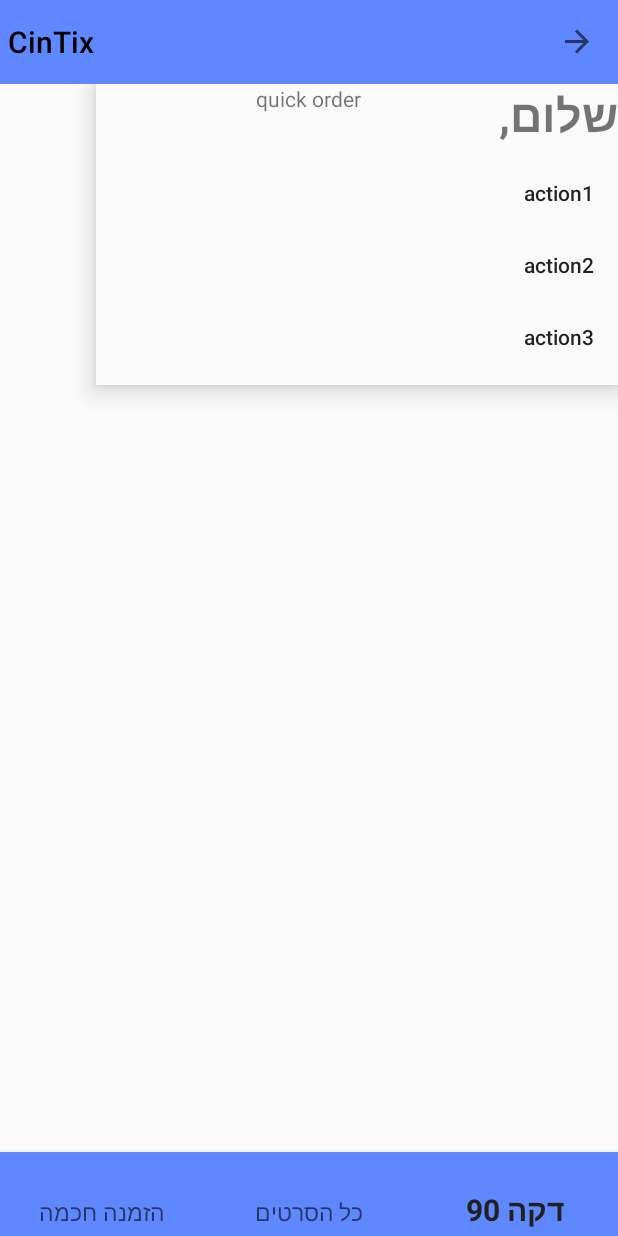
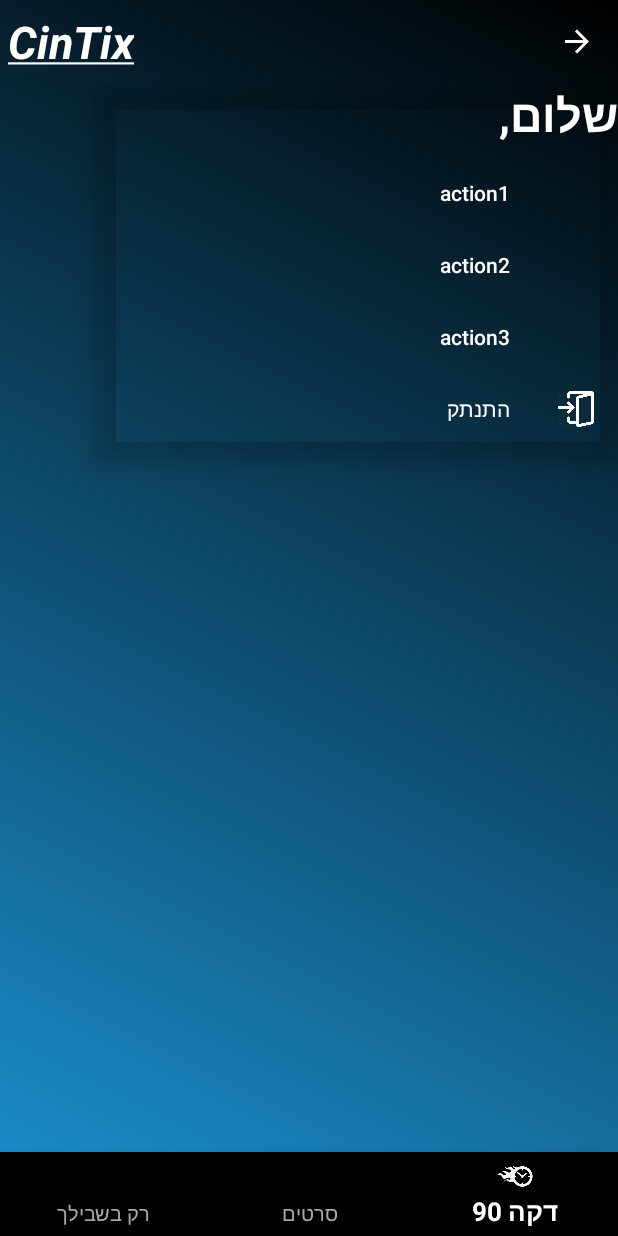
Before and after one commit to iby1812/Final-Project, an Android app: the HomePage screen opened directly, with no data from a screen before it, after a tap on "open", on a phone screen of 412 x 824 dp. Run offline under Robolectric (Android 15) with nearby library versions, the phone set to English and light mode, and no system bars; libraries missing offline, so code that uses them is left out: com.facebook, com.facebook.login; 1 statement that could not run was skipped.

Commit message:
add gradient color

```diff
--- a/app/src/main/AndroidManifest.xml
+++ b/app/src/main/AndroidManifest.xml
@@ -20,7 +20,7 @@
         </activity>
         <!--home page-->
         <activity android:name=".HomePage" />
-        <!--login page pass you to facebook-->
+        <!--login with facebook-->
         <activity android:name=".startingapp.LoginActivity" />
 
         <!-- Facebook -->
--- a/app/src/main/java/com/cinema/cintix/HomePage.java
+++ b/app/src/main/java/com/cinema/cintix/HomePage.java
@@ -1,12 +1,11 @@
 package com.cinema.cintix;
 
-import android.content.Context;
 import android.content.Intent;
-import android.content.SharedPreferences;
-import android.content.pm.PackageInstaller;
 import android.os.Bundle;
+import android.os.Handler;
 import android.view.Gravity;
 import android.view.MenuItem;
+import android.view.MotionEvent;
 import android.view.View;
 import android.widget.FrameLayout;
 import android.widget.TextView;
@@ -14,13 +13,9 @@ import com.cinema.cintix.bottomnavigation.QuickOrder;
 import com.cinema.cintix.bottomnavigation.RegularOrder;
 import com.cinema.cintix.bottomnavigation.SmartOrder;
 import com.cinema.cintix.startingapp.LoginActivity;
-import com.facebook.AccessToken;
-import com.facebook.FacebookSdk;
 import com.facebook.login.LoginManager;
 import com.google.android.material.bottomnavigation.BottomNavigationView;
 import com.google.android.material.navigation.NavigationView;
-
-import java.io.File;
 
 import androidx.appcompat.app.ActionBarDrawerToggle;
 import androidx.appcompat.app.AppCompatActivity;
@@ -41,7 +36,7 @@ public class HomePage extends AppCompatActivity implements NavigationView.OnNavi
     @Override
     protected void onCreate(Bundle savedInstanceState) {
         super.onCreate(savedInstanceState);
-        setContentView(R.layout.activity_main);
+        setContentView(R.layout.home_page_activity);
         SetToolbar();
         SetBottomNavigator();
         SetFragment(regularOrder);
@@ -54,13 +49,18 @@ public class HomePage extends AppCompatActivity implements NavigationView.OnNavi
         switch (menuItem.getItemId()) {
             case R.id.action1:
                 //add new activity
-                finish();
                 break;
             case R.id.action2:
                 //add new activity
                 break;
             case R.id.action3:
                 //add new activity
+                break;
+            case R.id.log_out:
+                LoginManager.getInstance().logOut();
+                Intent login = new Intent(this, LoginActivity.class);
+                startActivity(login);
+                finish();
                 break;
         }
         return true;
@@ -82,7 +82,6 @@ public class HomePage extends AppCompatActivity implements NavigationView.OnNavi
     }
 
     private void SetToolbar() {
-
         Toolbar mToolbar = findViewById(R.id.toolbar);
         NavigationView navigationView = findViewById(R.id.navigation);
         drawerLayout = findViewById(R.id.drawer_layout);
@@ -90,15 +89,36 @@ public class HomePage extends AppCompatActivity implements NavigationView.OnNavi
         setSupportActionBar(mToolbar);
         getSupportActionBar().setDisplayHomeAsUpEnabled(true);
         getSupportActionBar().setDisplayShowTitleEnabled(false);
+        navigationView.setNavigationItemSelectedListener(this);
+        final ActionBarDrawerToggle drawerToggle = new ActionBarDrawerToggle(
+                this, drawerLayout, mToolbar, R.string.drawer_open, R.string.drawer_close){
+            @Override
+            public void onDrawerSlide(View drawerView, float slideOffset) {
+                if(drawerLayout.isDrawerOpen(Gravity.RIGHT)) {
+                    frameLayout.setVisibility(View.VISIBLE);
+                }else {
+                    frameLayout.setVisibility(View.GONE);
+                }
+                super.onDrawerSlide(drawerView, slideOffset);
+            }
 
-        navigationView.setNavigationItemSelectedListener(this);
-        ActionBarDrawerToggle drawerToggle = new ActionBarDrawerToggle(
-                this, drawerLayout, mToolbar, R.string.drawer_open, R.string.drawer_close);
+            @Override
+            public void onDrawerClosed(View drawerView) {
+                frameLayout.setVisibility(View.VISIBLE);
+                super.onDrawerClosed(drawerView);
+            }
+
+            @Override
+            public void onDrawerOpened(View drawerView) {
+                frameLayout.setVisibility(View.GONE);
+                super.onDrawerOpened(drawerView);
+            }
+        };
         drawerLayout.addDrawerListener(drawerToggle);
         drawerToggle.syncState();
         View header = navigationView.getHeaderView(0);
         user =  header.findViewById(R.id.info);
-        user.setText(user.getText() + " " + getIntent().getExtras().getString("user"));
+        user.setText(user.getText() + "  " + getIntent().getExtras().getString("user") + "\n");
     }
 
     private void SetBottomNavigator() {
--- a/app/src/main/java/com/cinema/cintix/startingapp/LoginActivity.java
+++ b/app/src/main/java/com/cinema/cintix/startingapp/LoginActivity.java
@@ -49,33 +49,17 @@ public class LoginActivity extends AppCompatActivity {
     }
 
     private void initFacebookLoginButton() {
+        callbackManager = CallbackManager.Factory.create();
+        if(AccessToken.getCurrentAccessToken()!=null){
+            NextActivity();
+        }else {
             logfb = findViewById(R.id.log_fb);
             logfb.setVisibility(View.VISIBLE);
-        callbackManager = CallbackManager.Factory.create();
             logfb.registerCallback(callbackManager, new FacebookCallback<LoginResult>() {
                 @Override
                 public void onSuccess(LoginResult loginResult) {
-                GraphRequest request = GraphRequest.newMeRequest(
-                        AccessToken.getCurrentAccessToken(),
-                        new GraphRequest.GraphJSONObjectCallback() {
-                            @Override
-                            public void onCompleted(
-                                    JSONObject object, GraphResponse response) {
-                                // Application code
-                                try {
-                                    user.setName(object.getString("name"));
                     NextActivity();
-                                } catch (JSONException e) {
-
                 }
-                            }
-                        });
-                Bundle parameters = new Bundle();
-                parameters.putString("fields", "id,name,link");
-                request.setParameters(parameters);
-                request.executeAsync();
-            }
-
                 @Override
                 public void onCancel() {
                     // App code
@@ -90,7 +74,7 @@ public class LoginActivity extends AppCompatActivity {
             logfb.setLoginBehavior(LoginBehavior.WEB_ONLY);
             logfb.setReadPermissions("public_profile");
         }
-
+    }
 
     @Override
     protected void onActivityResult(int requestCode, int resultCode, Intent data) {
@@ -99,9 +83,28 @@ public class LoginActivity extends AppCompatActivity {
     }
 
     private void NextActivity() {
+            GraphRequest request = GraphRequest.newMeRequest(
+                    AccessToken.getCurrentAccessToken(),
+                    new GraphRequest.GraphJSONObjectCallback() {
+                        @Override
+                        public void onCompleted(
+                                JSONObject object, GraphResponse response) {
+                            // Application code
+                            try {
+                                user.setName(object.getString("name"));
                                 Intent i = new Intent(LoginActivity.this, HomePage.class);
                                 i.putExtra("user", user.getName());
                                 startActivity(i);
                                 finish();
+                            } catch (JSONException e) {
+
                             }
                         }
+                    });
+            Bundle parameters = new Bundle();
+            parameters.putString("fields", "id,name,link");
+            request.setParameters(parameters);
+            request.executeAsync();
+        }
+
+}
--- /dev/null
+++ b/app/src/main/res/drawable/background_color.xml
@@ -0,0 +1,11 @@
+<?xml version="1.0" encoding="utf-8"?>
+<selector xmlns:android="http://schemas.android.com/apk/res/android">
+    <item>
+    <shape android:shape="rectangle">
+        <gradient
+            android:angle="45"
+            android:startColor="#1c92d2"
+            android:endColor="#000000"/>
+    </shape>
+    </item>
+</selector>
--- /dev/null
+++ b/app/src/main/res/drawable/bottom_navigation_colors.xml
@@ -0,0 +1,9 @@
+<?xml version="1.0" encoding="utf-8"?>
+<selector xmlns:android="http://schemas.android.com/apk/res/android">
+    <item
+        android:state_checked="true"
+        android:color="@android:color/white" />
+    <item
+        android:state_checked="false"
+        android:color="@android:color/darker_gray" />
+</selector>
--- a/app/src/main/res/layout/action_bar_draw.xml
+++ b/app/src/main/res/layout/action_bar_draw.xml
@@ -15,5 +15,6 @@
         android:layout_alignParentRight="true"
         android:textSize="30sp"
         android:textStyle="bold"
-        android:text="@string/hello_user"/>
+        android:text="@string/hello_user"
+        android:textColor="@android:color/white"/>
 </RelativeLayout>
--- a/app/src/main/res/layout/activity_main.xml
+++ b/app/src/main/res/layout/home_page_activity.xml
@@ -3,6 +3,7 @@
     xmlns:tools="http://schemas.android.com/tools"
     android:layout_width="match_parent"
     android:layout_height="match_parent"
+    android:background="@drawable/background_color"
     android:layoutDirection="rtl">
 
     <androidx.appcompat.widget.Toolbar
@@ -10,20 +11,19 @@
         android:layout_width="match_parent"
         android:layout_height="wrap_content"
         android:layout_alignParentTop="true"
-        android:background="@color/colortoolsbar"
         android:layoutDirection="rtl"
-        android:minHeight="?attr/actionBarSize"
-        android:theme="@style/Theme.AppCompat.Light.DarkActionBar">
+        android:minHeight="?attr/actionBarSize">
 
         <TextView
             android:id="@+id/toolbar_title"
-            style="@style/TextAppearance.AppCompat.Widget.ActionBar.Title"
             android:layout_width="wrap_content"
             android:layout_height="wrap_content"
             android:layout_gravity="left"
             android:layout_marginLeft="5dp"
             android:text="@string/app_name"
-            android:textColor="@android:color/black" />
+            android:textSize="30sp"
+            android:textStyle="bold|italic"
+            android:textColor="@android:color/white" />
     </androidx.appcompat.widget.Toolbar>
 
 
@@ -40,7 +40,11 @@
             android:layout_height="wrap_content"
             android:layout_gravity="right"
             app:headerLayout="@layout/action_bar_draw"
-            app:menu="@menu/action_bar" />
+            app:itemTextColor="@android:color/white"
+            app:itemIconTint="@android:color/white"
+            app:menu="@menu/action_bar"
+            android:background="@color/white_alpha"
+            android:theme="@style/AppTheme"/>
     </androidx.drawerlayout.widget.DrawerLayout>
 
     <FrameLayout
@@ -56,8 +60,8 @@
         android:layout_width="match_parent"
         android:layout_height="wrap_content"
         android:layout_alignParentBottom="true"
-        android:background="@color/colortoolsbar"
         app:itemTextAppearanceActive="@style/TextStyleBNV"
         app:itemTextAppearanceInactive="@style/txtnav"
+        app:itemTextColor="@drawable/bottom_navigation_colors"
         app:menu="@menu/bottom_navigator"></com.google.android.material.bottomnavigation.BottomNavigationView>
 </RelativeLayout>
--- a/app/src/main/res/layout/quick_order.xml
+++ b/app/src/main/res/layout/quick_order.xml
@@ -6,6 +6,7 @@
         android:layout_width="wrap_content"
         android:layout_height="wrap_content"
         android:text="quick order"
+        android:textColor="@android:color/white"
         android:layout_gravity="center"
         />
 </LinearLayout>
--- a/app/src/main/res/layout/regular_order.xml
+++ b/app/src/main/res/layout/regular_order.xml
@@ -6,6 +6,8 @@
         android:layout_width="wrap_content"
         android:layout_height="wrap_content"
         android:text="regular order"
+        android:textColor="@android:color/white"
+
         android:layout_gravity="center"
         />
 </LinearLayout>
--- a/app/src/main/res/layout/smart_order.xml
+++ b/app/src/main/res/layout/smart_order.xml
@@ -6,6 +6,7 @@
         android:layout_width="wrap_content"
         android:layout_height="wrap_content"
         android:text="smart order"
+        android:textColor="@android:color/white"
         android:layout_gravity="center"
         />
 
--- a/app/src/main/res/menu/action_bar.xml
+++ b/app/src/main/res/menu/action_bar.xml
@@ -5,15 +5,22 @@
         android:id="@+id/action1"
         android:title="action1"
         android:textSize="30sp"
-        android:textStyle="bold"/>
+        android:textStyle="bold" />
     <item
         android:id="@+id/action2"
         android:title="action2"
         android:textSize="30sp"
-        android:textStyle="bold"/>
+        android:textStyle="bold" />
     <item
         android:id="@+id/action3"
         android:title="action3"
         android:textSize="30sp"
         android:textStyle="bold"/>
+    <item
+        android:id="@+id/log_out"
+        android:title="@string/log_out"
+        android:icon="@drawable/ic_log_out"
+        android:textSize="30sp"
+        android:textStyle="bold"
+        />
 </menu>
--- a/app/src/main/res/menu/bottom_navigator.xml
+++ b/app/src/main/res/menu/bottom_navigator.xml
@@ -3,16 +3,19 @@
     <item
         android:id="@+id/quick_order"
         android:title="@string/quick_order"
+        android:icon="@drawable/ic_fast_order"
         android:textSize="30sp"
-        android:textStyle="bold"/>
+        android:textStyle="bold" />
     <item
         android:id="@+id/regular_order"
         android:title="@string/regular_order"
+        android:icon="@drawable/ic_movies"
         android:textSize="30sp"
         android:textStyle="bold"
         android:checked="true"/>
     <item
         android:id="@+id/smart_order"
+        android:icon="@drawable/ic_smart_order"
         android:title="@string/smart_order"
         android:textSize="30sp"
         android:textStyle="bold"/>
--- a/app/src/main/res/values/colors.xml
+++ b/app/src/main/res/values/colors.xml
@@ -4,4 +4,5 @@
     <color name="colorPrimaryDark">#00574B</color>
     <color name="colorAccent">#D81B60</color>
     <color name="colortoolsbar">#5f88ff</color>
+    <color name="white_alpha">#00FAFAFA</color>
 </resources>
--- a/app/src/main/res/values/strings.xml
+++ b/app/src/main/res/values/strings.xml
@@ -1,13 +1,14 @@
 <resources xmlns:tools="http://schemas.android.com/tools">
-    <string name="app_name">CinTix</string>
+    <string name="app_name"><u>CinTix</u></string>
 
     <string name="facebook_app_id" tools:ignore="ExtraTranslation">640391139716575</string>
     <string name="fb_login_protocol_scheme">fb640391139716575</string>
     <string name="drawer_open">open</string>
     <string name="drawer_close">close</string>
-    <string name="smart_order">הזמנה חכמה</string>
-    <string name="regular_order">כל הסרטים</string>
+    <string name="smart_order">רק בשבילך</string>
+    <string name="regular_order">סרטים</string>
     <string name="quick_order">דקה 90</string>
     <string name="hello_user">שלום,</string>
+    <string name="log_out">התנתק</string>
 
 </resources>
--- a/app/src/main/res/values/styles.xml
+++ b/app/src/main/res/values/styles.xml
@@ -1,22 +1,27 @@
 <resources>
     <!-- Base application theme. -->
-    <style name="AppTheme" parent="Theme.AppCompat.Light.DarkActionBar">
+    <style name="AppTheme" parent="Theme.AppCompat.Light.NoActionBar">
         <!-- Customize your theme here. -->
-        <item name="actionBarItemBackground">@color/colortoolsbar</item>
+        <item name="actionBarItemBackground">@drawable/background_color</item>
         <item name="windowNoTitle">true</item>
         <item name="windowActionBar">false</item>
+        <item name="android:navigationBarColor">@android:color/white</item>
+        <item name="colorControlNormal">@android:color/white</item>
 
     </style>
 
     <style name="TextStyleBNV">
-        <item name="android:textSize">20sp</item>
+        <item name="android:textSize">17sp</item>
         <item name="android:padding">0dp</item>
         <item name="textAllCaps">false</item>
         <item name="android:textStyle">bold</item>
         <item name="android:gravity">center</item>
+        <item name="android:color">@android:color/white</item>
+
     </style>
 
     <style name="txtnav">
-        <item name="android:textSize">15sp</item>
+        <item name="android:textSize">13sp</item>
+        <item name="android:color">@android:color/white</item>
     </style>
 </resources>
```
Also changed, not shown: app/src/main/res/drawable/ic_fast_order.png (added), app/src/main/res/drawable/ic_log_out.png (added), app/src/main/res/drawable/ic_movies.png (added), app/src/main/res/drawable/ic_smart_order.png (added). Lines whose indentation alone changed are shown as unchanged.
